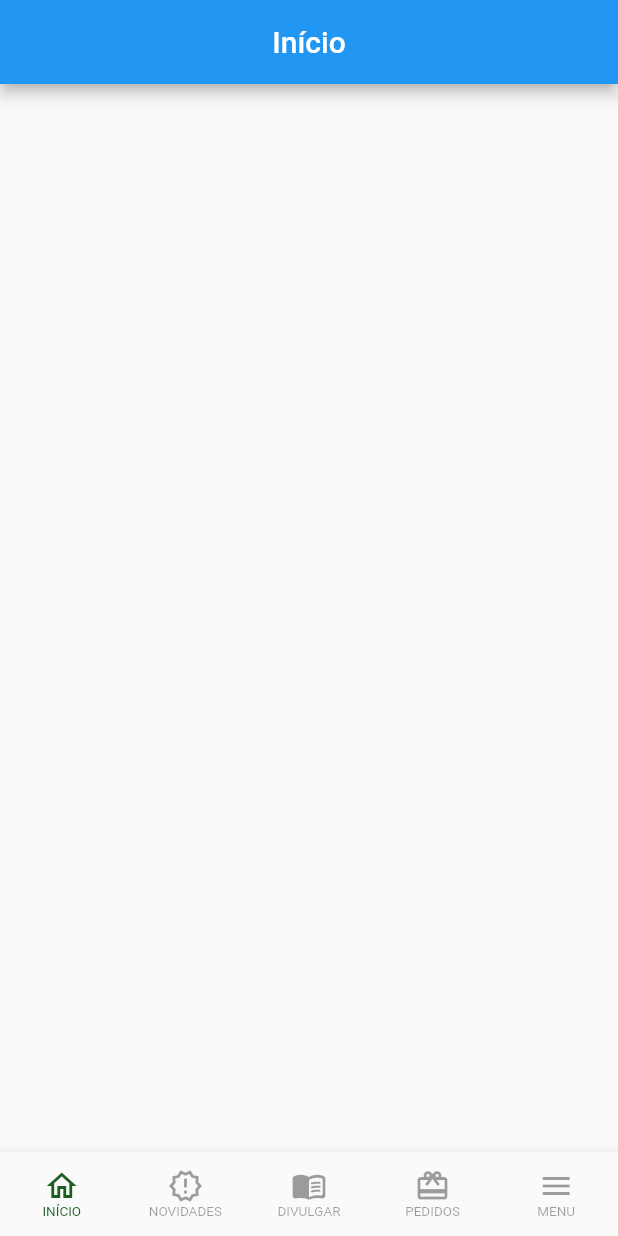
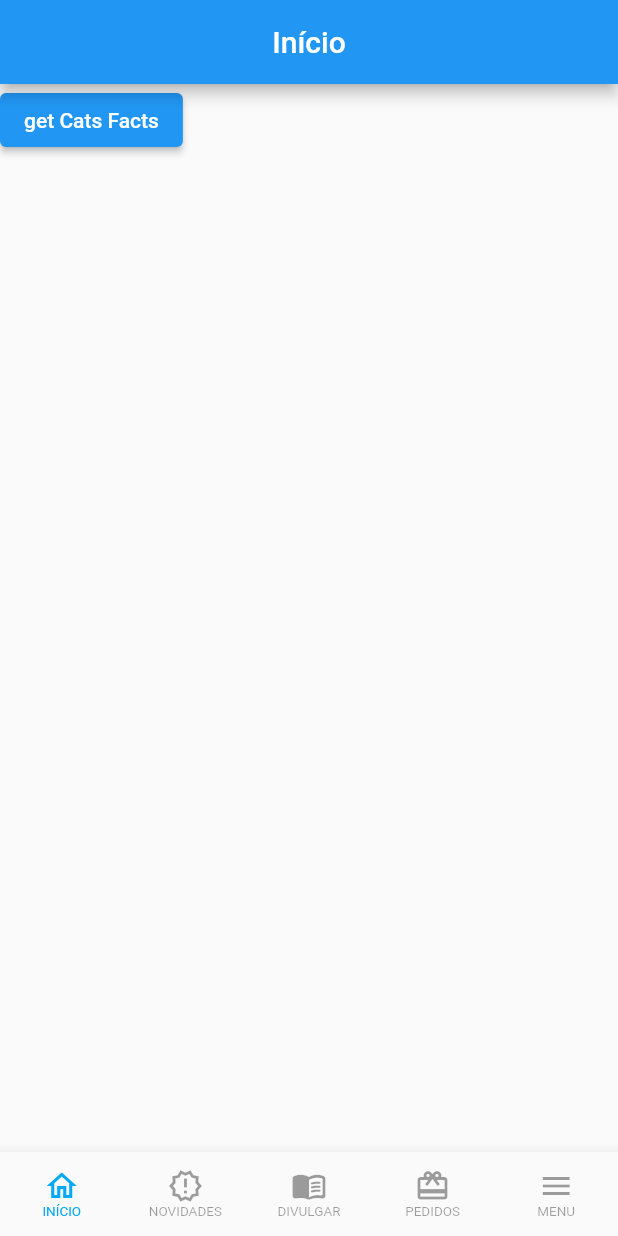
Before and after one commit to euclidesgc/beleza_app, a Flutter app: the screen it shows after launch, after a tap on "Entrar", on a phone screen of 412 x 824 dp. Run offline on Flutter 3.47's test engine with Material 2 defaults, Android fonts, the phone set to English and light mode, and no system bars; our stand-ins replace dio, event_bus, flutter_modular.

Commit message:
navegação  ok

```diff
--- a/carrinho/lib/src/carrinho/carrinho_page.dart
+++ b/carrinho/lib/src/carrinho/carrinho_page.dart
@@ -8,6 +8,7 @@ class CarrinhoPage extends StatelessWidget {
     return Scaffold(
       appBar: AppBar(
         title: const Text('Carrinho'),
+        automaticallyImplyLeading: false,
       ),
       body: Container(),
     );
--- a/clube_boti/lib/src/clube_boti/clube_boti_page.dart
+++ b/clube_boti/lib/src/clube_boti/clube_boti_page.dart
@@ -8,6 +8,7 @@ class ClubeBotiPage extends StatelessWidget {
     return Scaffold(
       appBar: AppBar(
         title: const Text('Clube Boti'),
+        automaticallyImplyLeading: true,
       ),
       body: Container(),
     );
--- /dev/null
+++ b/dashboard/lib/src/bottom_menu/bottom_menu_controller.dart
@@ -0,0 +1,13 @@
+import 'package:external_dependencies/external_dependencies.dart';
+import 'package:flutter/material.dart';
+
+class BottomMenuController implements Disposable {
+  final pageViewController = PageController();
+
+  int selectItem = 0;
+
+  @override
+  void dispose() {
+    pageViewController.dispose();
+  }
+}
--- /dev/null
+++ b/dashboard/lib/src/bottom_menu/bottom_menu_page.dart
@@ -0,0 +1,111 @@
+import 'package:dashboard/src/bottom_menu/bottom_menu_controller.dart';
+import 'package:external_dependencies/external_dependencies.dart';
+import 'package:flutter/material.dart';
+
+class BottomMenuPage extends StatefulWidget {
+  final BottomMenuController controller;
+
+  const BottomMenuPage({Key? key, required this.controller}) : super(key: key);
+
+  @override
+  State<BottomMenuPage> createState() => _BottomMenuPageState();
+}
+
+class _BottomMenuPageState extends State<BottomMenuPage> {
+  @override
+  void initState() {
+    super.initState();
+    Modular.to.addListener(onChangeRoute);
+  }
+
+  void onChangeRoute() {
+    if (Modular.to.path.contains('inicio')) {
+      widget.controller.selectItem = 0;
+    }
+    if (Modular.to.path.contains('novidades')) {
+      widget.controller.selectItem = 1;
+    }
+    if (Modular.to.path.contains('divulgar')) {
+      widget.controller.selectItem = 2;
+    }
+    if (Modular.to.path.contains('pedidos')) {
+      widget.controller.selectItem = 3;
+    }
+    if (Modular.to.path.contains('menu')) {
+      widget.controller.selectItem = 4;
+    }
+    setState(() {});
+  }
+
+  @override
+  void dispose() {
+    Modular.to.removeListener(onChangeRoute);
+    super.dispose();
+  }
+
+  @override
+  Widget build(BuildContext context) {
+    return Scaffold(
+      body: const RouterOutlet(),
+      bottomNavigationBar: BottomNavigationBar(
+        currentIndex: widget.controller.selectItem,
+        showUnselectedLabels: true,
+        type: BottomNavigationBarType.fixed,
+        selectedItemColor: Colors.lightBlue,
+        unselectedItemColor: Colors.black38,
+        selectedFontSize: 9,
+        unselectedFontSize: 9,
+        onTap: (index) {
+          setState(() {
+            widget.controller.selectItem = index;
+          });
+          switch (index) {
+            case 0:
+              Modular.to.navigate('/dashboard/inicio');
+              break;
+            case 1:
+              Modular.to.navigate('/dashboard/novidades/');
+              break;
+            case 2:
+              Modular.to.navigate('/dashboard/divulgar/');
+              break;
+            case 3:
+              Modular.to.navigate('/dashboard/pedidos/');
+              break;
+            case 4:
+              Modular.to.navigate('/dashboard/menu/');
+              break;
+          }
+        },
+        items: const <BottomNavigationBarItem>[
+          BottomNavigationBarItem(
+            icon: Icon(Icons.home_outlined),
+            label: 'INÍCIO',
+            backgroundColor: Colors.grey,
+          ),
+          BottomNavigationBarItem(
+            icon: Icon(Icons.new_releases_outlined),
+            label: 'NOVIDADES',
+            backgroundColor: Colors.grey,
+          ),
+          BottomNavigationBarItem(
+            icon: Icon(Icons.menu_book_rounded),
+            label: 'DIVULGAR',
+            backgroundColor: Colors.grey,
+          ),
+          BottomNavigationBarItem(
+            icon: Icon(Icons.wallet_giftcard),
+            label: 'PEDIDOS',
+            backgroundColor: Colors.grey,
+          ),
+          BottomNavigationBarItem(
+            icon: Icon(Icons.menu),
+            label: 'MENU',
+            backgroundColor: Colors.grey,
+          ),
+        ],
+        // onTap: _onItemTapped,
+      ),
+    );
+  }
+}
--- a/dashboard/lib/src/inicio/inicio_controller.dart
+++ b/dashboard/lib/src/dashboard/dashboard_controller.dart
@@ -2,10 +2,10 @@ import 'package:external_dependencies/external_dependencies.dart';
 import 'package:flutter/foundation.dart';
 import 'package:http/http.dart';
 
-class InicioController {
+class DashboardController {
   final HttpDioClient _client;
 
-  InicioController(this._client) {
+  DashboardController(this._client) {
     // Modular.get<EventBus>().on().listen((event) {
     //   debugPrint('❤ ❤ ❤ ${event.toString()}');
     // });
--- /dev/null
+++ b/dashboard/lib/src/dashboard/dashboard_page.dart
@@ -0,0 +1,36 @@
+import 'package:dashboard/src/dashboard/dashboard_controller.dart';
+import 'package:design_system/design_system.dart';
+import 'package:flutter/material.dart';
+
+class DashboardPage extends StatefulWidget {
+  final DashboardController controller;
+
+  const DashboardPage({Key? key, required this.controller}) : super(key: key);
+
+  @override
+  State<DashboardPage> createState() => _DashboardPageState();
+}
+
+class _DashboardPageState extends State<DashboardPage> {
+  @override
+  Widget build(BuildContext context) {
+    return Scaffold(
+      appBar: AppBar(
+        title: const Text('Início'),
+        automaticallyImplyLeading: false,
+        centerTitle: true,
+      ),
+      body: Column(
+        children: [
+          AppButton(
+            label: 'get Cats Facts',
+            onPressed: () {
+              // widget.controller.getCatFact();
+              // Modular.get<EventBus>().fire(' Evento disparado! ');
+            },
+          ),
+        ],
+      ),
+    );
+  }
+}
--- a/dashboard/lib/src/inicio/inicio_page.dart
+++ /dev/null
@@ -1,90 +0,0 @@
-import 'package:dashboard/src/inicio/inicio_controller.dart';
-import 'package:external_dependencies/external_dependencies.dart';
-import 'package:flutter/material.dart';
-
-class InicioPage extends StatefulWidget {
-  final InicioController controller;
-
-  const InicioPage({Key? key, required this.controller}) : super(key: key);
-
-  @override
-  State<InicioPage> createState() => _InicioPageState();
-}
-
-class _InicioPageState extends State<InicioPage> {
-  var _selectedIndex = 0;
-
-  @override
-  void initState() {
-    _selectedIndex = 0;
-    super.initState();
-  }
-
-  // void _onItemTapped(int index) {
-  @override
-  Widget build(BuildContext context) {
-    return Scaffold(
-      appBar: AppBar(
-        title: const Text('Início'),
-        automaticallyImplyLeading: false,
-        centerTitle: true,
-      ),
-      body: const RouterOutlet(),
-      // Column(
-      //   children: [
-      //     AppButton(
-      //       label: 'get Cats Facts',
-      //       onPressed: () {
-      //         // widget.controller.getCatFact();
-      //         Modular.get<EventBus>().fire(' Evento disparado! ');
-      //       },
-      //     ),
-      //   ],
-      // ),
-      bottomNavigationBar: BottomNavigationBar(
-        currentIndex: _selectedIndex,
-        showUnselectedLabels: true,
-        type: BottomNavigationBarType.fixed,
-
-        selectedItemColor: Colors.green.shade900,
-        unselectedItemColor: Colors.black38,
-
-        selectedFontSize: 9,
-        unselectedFontSize: 9,
-
-        onTap: (index) {
-          widget.controller.goModule(index);
-        },
-
-        items: const <BottomNavigationBarItem>[
-          BottomNavigationBarItem(
-            icon: Icon(Icons.home_outlined),
-            label: 'INÍCIO',
-            backgroundColor: Colors.grey,
-          ),
-          BottomNavigationBarItem(
-            icon: Icon(Icons.new_releases_outlined),
-            label: 'NOVIDADES',
-            backgroundColor: Colors.grey,
-          ),
-          BottomNavigationBarItem(
-            icon: Icon(Icons.menu_book_rounded),
-            label: 'DIVULGAR',
-            backgroundColor: Colors.grey,
-          ),
-          BottomNavigationBarItem(
-            icon: Icon(Icons.wallet_giftcard),
-            label: 'PEDIDOS',
-            backgroundColor: Colors.grey,
-          ),
-          BottomNavigationBarItem(
-            icon: Icon(Icons.menu),
-            label: 'MENU',
-            backgroundColor: Colors.grey,
-          ),
-        ],
-        // onTap: _onItemTapped,
-      ),
-    );
-  }
-}
--- a/divulgar/lib/src/divulgar/divulgar_page.dart
+++ b/divulgar/lib/src/divulgar/divulgar_page.dart
@@ -8,6 +8,7 @@ class DivulgarPage extends StatelessWidget {
     return Scaffold(
       appBar: AppBar(
         title: const Text('Divulgar'),
+        automaticallyImplyLeading: false,
       ),
       body: Container(),
     );
--- a/home/lib/src/login/login_page.dart
+++ b/home/lib/src/login/login_page.dart
@@ -29,7 +29,7 @@ class LoginPage extends StatelessWidget {
             ),
             AppButton(
               label: 'Entrar',
-              onPressed: () => Modular.to.pushNamed('/dashboard/inicio/'),
+              onPressed: () => Modular.to.pushNamed('/dashboard/inicio'),
             ),
           ],
         ),
--- a/pedidos/lib/src/pedidos/pedidos_page.dart
+++ b/pedidos/lib/src/pedidos/pedidos_page.dart
@@ -8,6 +8,7 @@ class PedidosPage extends StatelessWidget {
     return Scaffold(
       appBar: AppBar(
         title: const Text('Pedidos'),
+        automaticallyImplyLeading: false,
       ),
       body: Container(),
     );
--- a/perfil/lib/src/perfil/perfil_page.dart
+++ b/perfil/lib/src/perfil/perfil_page.dart
@@ -8,6 +8,7 @@ class PerfilPage extends StatelessWidget {
     return Scaffold(
       appBar: AppBar(
         title: const Text('Perfil'),
+        automaticallyImplyLeading: true,
       ),
       body: Container(),
     );
--- a/splash/lib/src/pages/splash_page.dart
+++ b/splash/lib/src/pages/splash_page.dart
@@ -15,7 +15,7 @@ class _SplashPageState extends State<SplashPage> {
     super.initState();
     SystemChrome.setEnabledSystemUIMode(SystemUiMode.manual, overlays: []);
 
-    Future.delayed(const Duration(seconds: 4)).then((_) {
+    Future.delayed(const Duration(seconds: 3)).then((_) {
       Modular.to.pushNamed('/home/login');
     });
   }
--- a/splash/lib/src/splash_module.dart
+++ b/splash/lib/src/splash_module.dart
@@ -3,9 +3,7 @@ import 'package:splash/src/pages/splash_page.dart';
 
 class SplashModule extends Module {
   @override
-  List<Bind> get binds => [
-        Bind.singleton<EventBus>((i) => EventBus(sync: true)),
-      ];
+  List<Bind> get binds => [];
 
   @override
   List<ModularRoute> get routes => [
```
Also changed, not shown: dashboard/lib/src/dashboard_module.dart (+34 -6 lines), dashboard/pubspec.yaml (+12 -0 lines), menu/lib/src/menu/menu_page.dart (+4 -4 lines), novidades/lib/src/novidades/novidades_page.dart (+4 -4 lines), 3 other files.
